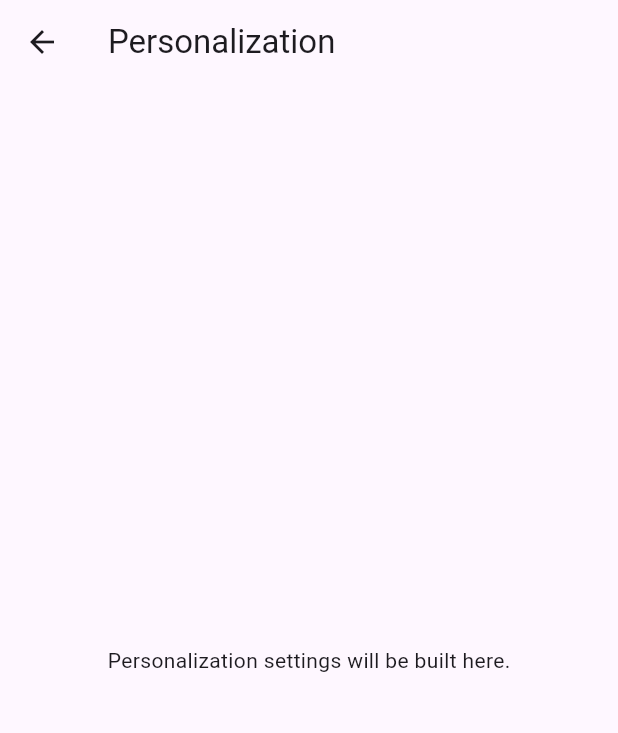
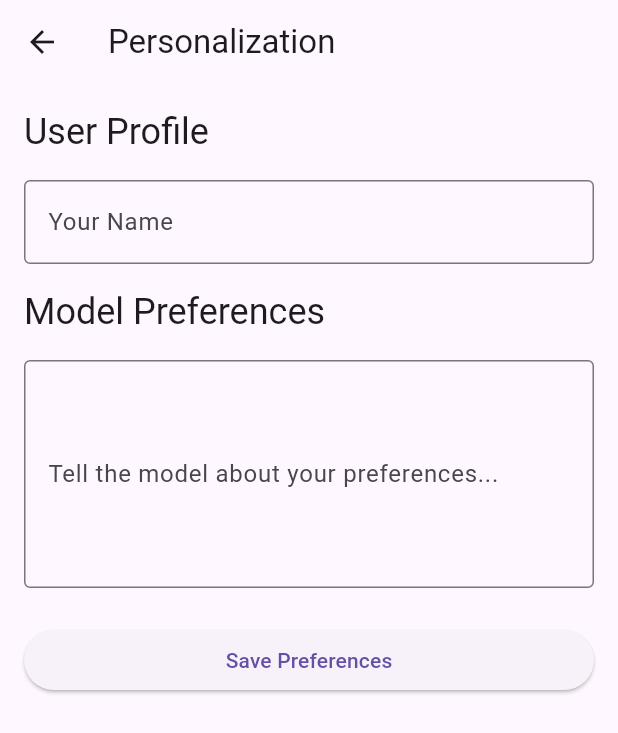
Before and after one commit to niki2aria/jule-test, a Flutter app: the PersonalizationScreen screen opened directly, on a phone screen of 412 x 824 dp. Shown: the top 733 px of the screen. Run offline on Flutter 3.47's test engine with Material 3 defaults, Android fonts, the phone set to English and light mode, and no system bars; our stand-ins replace audioplayers, dio, image_picker; missing offline and left inert: llama_cpp_dart, record; statements that could not run were skipped.

Commit message:
feat: Implement personalization screen and service
This commit implements the Personalization screen, allowing users to input their name and preferences.

- Creates `lib/screens/personalization_screen.dart` with a functional UI for inputting user data.
- Adds a new `PersonalizationService` at `lib/services/personalization_service.dart` to manage the personalization data (currently in-memory).
- Connects the screen to the service to load and save preferences.
- Adds a unit test for the `PersonalizationService` and a widget test for the `PersonalizationScreen`.
- Updates `LOG.txt` to document the new feature.

```diff
--- a/lib/screens/personalization_screen.dart
+++ b/lib/screens/personalization_screen.dart
@@ -1,4 +1,5 @@
 import 'package:flutter/material.dart';
+import '../services/personalization_service.dart';
 
 class PersonalizationScreen extends StatefulWidget {
   const PersonalizationScreen({super.key});
@@ -8,15 +9,100 @@ class PersonalizationScreen extends StatefulWidget {
 }
 
 class _PersonalizationScreenState extends State<PersonalizationScreen> {
+  final _nameController = TextEditingController();
+  final _preferencesController = TextEditingController();
+  final _personalizationService = PersonalizationService();
+
+  bool _isLoading = true;
+
+  @override
+  void initState() {
+    super.initState();
+    _loadPreferences();
+  }
+
+  Future<void> _loadPreferences() async {
+    setState(() {
+      _isLoading = true;
+    });
+    final prefs = await _personalizationService.getPreferences();
+    _nameController.text = prefs.name;
+    _preferencesController.text = prefs.preferences;
+    setState(() {
+      _isLoading = false;
+    });
+  }
+
+  Future<void> _savePreferences() async {
+    final newPrefs = UserPreferences(
+      name: _nameController.text,
+      preferences: _preferencesController.text,
+    );
+    await _personalizationService.savePreferences(newPrefs);
+
+    if (mounted) {
+      ScaffoldMessenger.of(context).showSnackBar(
+        const SnackBar(
+          content: Text("Preferences saved!"),
+          backgroundColor: Colors.green,
+        ),
+      );
+    }
+  }
+
+  @override
+  void dispose() {
+    _nameController.dispose();
+    _preferencesController.dispose();
+    super.dispose();
+  }
+
   @override
   Widget build(BuildContext context) {
     return Scaffold(
       appBar: AppBar(
         title: const Text("Personalization"),
       ),
-      body: const Center(
-        child: Text("Personalization settings will be built here."),
-      ),
+      body: _isLoading
+          ? const Center(child: CircularProgressIndicator())
+          : Padding(
+              padding: const EdgeInsets.all(16.0),
+              child: ListView(
+                children: [
+                  Text(
+                    "User Profile",
+                    style: Theme.of(context).textTheme.headlineSmall,
+                  ),
+                  const SizedBox(height: 16),
+                  TextField(
+                    controller: _nameController,
+                    decoration: const InputDecoration(
+                      labelText: "Your Name",
+                      border: OutlineInputBorder(),
+                    ),
+                  ),
+                  const SizedBox(height: 16),
+                  Text(
+                    "Model Preferences",
+                    style: Theme.of(context).textTheme.headlineSmall,
+                  ),
+                  const SizedBox(height: 16),
+                  TextField(
+                    controller: _preferencesController,
+                    decoration: const InputDecoration(
+                      labelText: "Tell the model about your preferences...",
+                      border: OutlineInputBorder(),
+                    ),
+                    maxLines: 5,
+                  ),
+                  const SizedBox(height: 24),
+                  ElevatedButton(
+                    onPressed: _savePreferences,
+                    child: const Text("Save Preferences"),
+                  ),
+                ],
+              ),
+            ),
     );
   }
 }
--- /dev/null
+++ b/lib/services/personalization_service.dart
@@ -0,0 +1,24 @@
+class UserPreferences {
+  String name;
+  String preferences;
+
+  UserPreferences({this.name = "", this.preferences = ""});
+}
+
+class PersonalizationService {
+  // In-memory store for the user's preferences.
+  // In a real app, this would be backed by persistent storage.
+  UserPreferences _preferences = UserPreferences();
+
+  Future<UserPreferences> getPreferences() async {
+    // Simulate a delay, as if loading from disk.
+    await Future.delayed(const Duration(milliseconds: 200));
+    return _preferences;
+  }
+
+  Future<void> savePreferences(UserPreferences newPreferences) async {
+    // Simulate a delay, as if saving to disk.
+    await Future.delayed(const Duration(milliseconds: 200));
+    _preferences = newPreferences;
+  }
+}
```
Also changed, not shown: LOG.txt (+20 -0 lines), 2 other files.
